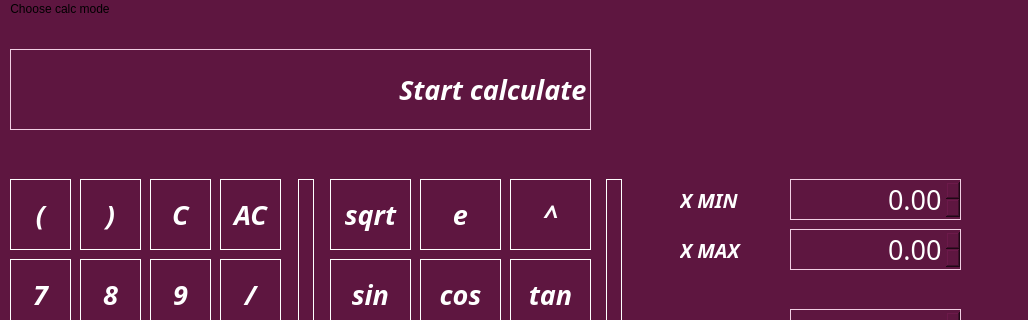
Old version of the form src/mainwindow.ui in the repository PolinaSKozlova/SmartCalc_v2.0; both pictures show x 0 to 1028 and y 0 to 320 of the 1028 by 758 pixel window.
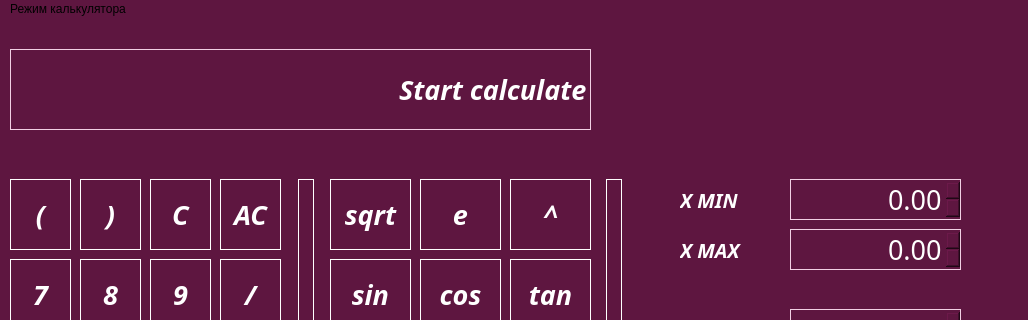
New version of the form.

Commit message: удалила лишнюю папку

What changed in the file:
```diff
--- a/src/mainwindow.ui
+++ b/src/mainwindow.ui
@@ -1818,7 +1818,7 @@
      </font>
     </property>
     <property name="title">
-     <string>Choose calc mode</string>
+     <string>Режим калькулятора</string>
     </property>
     <addaction name="actionMath_Calculator"/>
     <addaction name="actionCredit_Calc"/>
```
Left out of the diff: 4 changed lines with no effect on the pictures. The commit also changes 1 other file.
